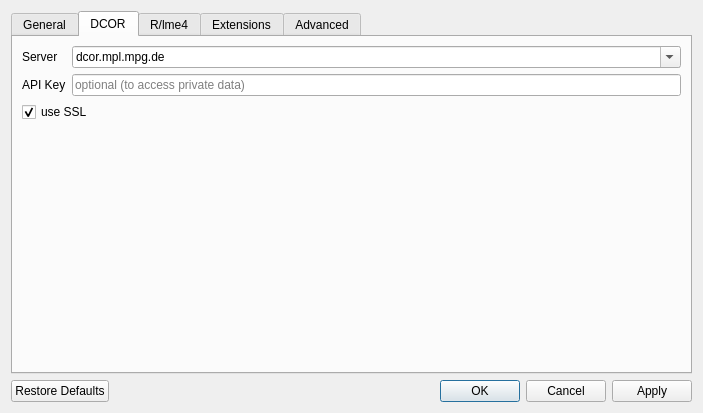
Old version of the form shapeout2/gui/preferences.ui in the repository ZELLMECHANIK-DRESDEN/ShapeOut2.
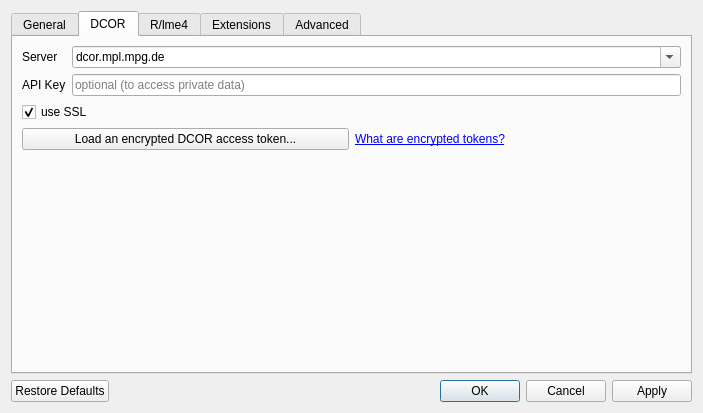
New version of the form. The open tabs and pages were chosen to show the change. Icons and pictures are not drawn.

Commit message: feat: allow to load encrypted dcor access tokens (close #122)

```diff
--- a/shapeout2/gui/preferences.ui
+++ b/shapeout2/gui/preferences.ui
@@ -108,6 +108,36 @@
          </property>
         </widget>
        </item>
+       <item>
+        <layout class="QHBoxLayout" name="horizontalLayout_2">
+         <item>
+          <widget class="QPushButton" name="pushButton_enc_token">
+           <property name="sizePolicy">
+            <sizepolicy hsizetype="Preferred" vsizetype="Fixed">
+             <horstretch>0</horstretch>
+             <verstretch>0</verstretch>
+            </sizepolicy>
+           </property>
+           <property name="text">
+            <string>Load an encrypted DCOR access token...</string>
+           </property>
+          </widget>
+         </item>
+         <item>
+          <widget class="QLabel" name="label_6">
+           <property name="text">
+            <string>&lt;html&gt;&lt;head/&gt;&lt;body&gt;&lt;p&gt;&lt;a href=&quot;https://dc.readthedocs.io/en/latest/sec_self_hosting/operations.html#creating-an-encrypted-access-token&quot;&gt;&lt;span style=&quot; text-decoration: underline; color:#0000ff;&quot;&gt;What are encrypted tokens?&lt;/span&gt;&lt;/a&gt;&lt;/p&gt;&lt;/body&gt;&lt;/html&gt;</string>
+           </property>
+           <property name="textFormat">
+            <enum>Qt::RichText</enum>
+           </property>
+           <property name="openExternalLinks">
+            <bool>true</bool>
+           </property>
+          </widget>
+         </item>
+        </layout>
+       </item>
        <item>
         <spacer name="verticalSpacer_3">
          <property name="orientation">
```
Left out of the diff: 40 changed lines with no effect on the pictures. The commit also changes 6 other files.
